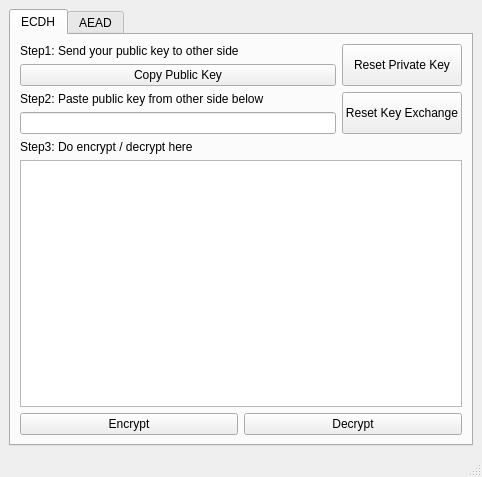
This is hxcrypto/crypto.ui in v3aqb/hxcrypto as Qt 5 draws it before an edit. The edited form follows.
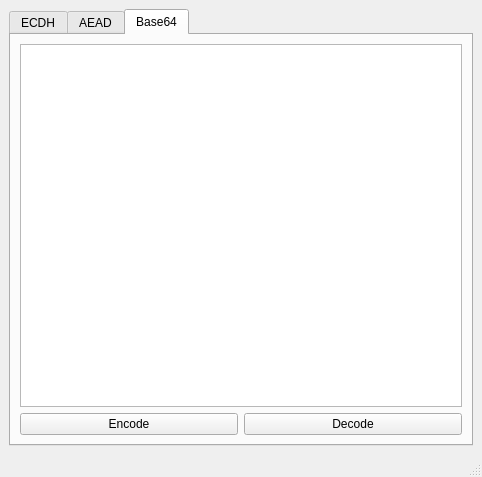
This is the edited form. The open tabs and pages were chosen to show the change.

The edit to the form file:
```diff
--- a/hxcrypto/crypto.ui
+++ b/hxcrypto/crypto.ui
@@ -200,6 +200,34 @@
         </item>
        </layout>
       </widget>
+      <widget class="QWidget" name="tab">
+       <attribute name="title">
+        <string>Base64</string>
+       </attribute>
+       <layout class="QVBoxLayout" name="verticalLayout_5">
+        <item>
+         <widget class="QPlainTextEdit" name="b64TextEdit"/>
+        </item>
+        <item>
+         <layout class="QHBoxLayout" name="horizontalLayout_4">
+          <item>
+           <widget class="QPushButton" name="b64EncodeButton">
+            <property name="text">
+             <string>Encode</string>
+            </property>
+           </widget>
+          </item>
+          <item>
+           <widget class="QPushButton" name="b64DecodeButton">
+            <property name="text">
+             <string>Decode</string>
+            </property>
+           </widget>
+          </item>
+         </layout>
+        </item>
+       </layout>
+      </widget>
      </widget>
     </item>
    </layout>
```
